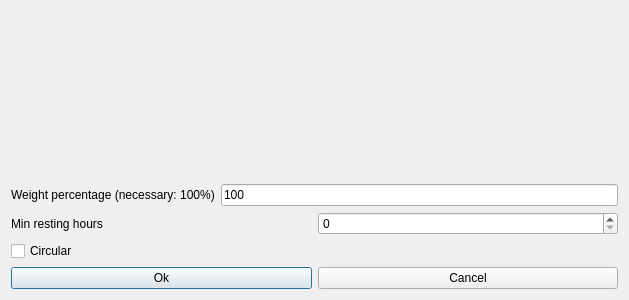
Before: the Qt Designer form fet/src/interface/modifyconstraintstudentsminrestinghoursform_template.ui in vonmecheln/fet, drawn with Qt 5.
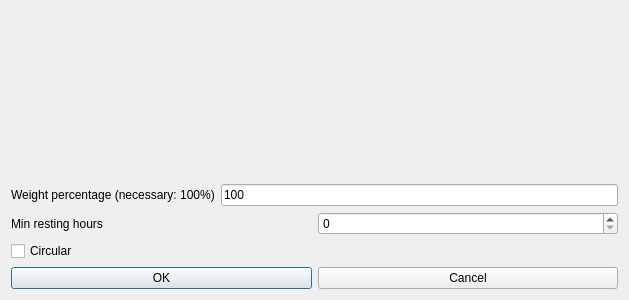
After: the same form once the commit is applied.

What changed in the file:
```diff
--- a/fet/src/interface/modifyconstraintstudentsminrestinghoursform_template.ui
+++ b/fet/src/interface/modifyconstraintstudentsminrestinghoursform_template.ui
@@ -63,7 +63,7 @@
      <item>
       <widget class="QPushButton" name="okPushButton">
        <property name="text">
-        <string>Ok</string>
+        <string>OK</string>
        </property>
       </widget>
      </item>
```
